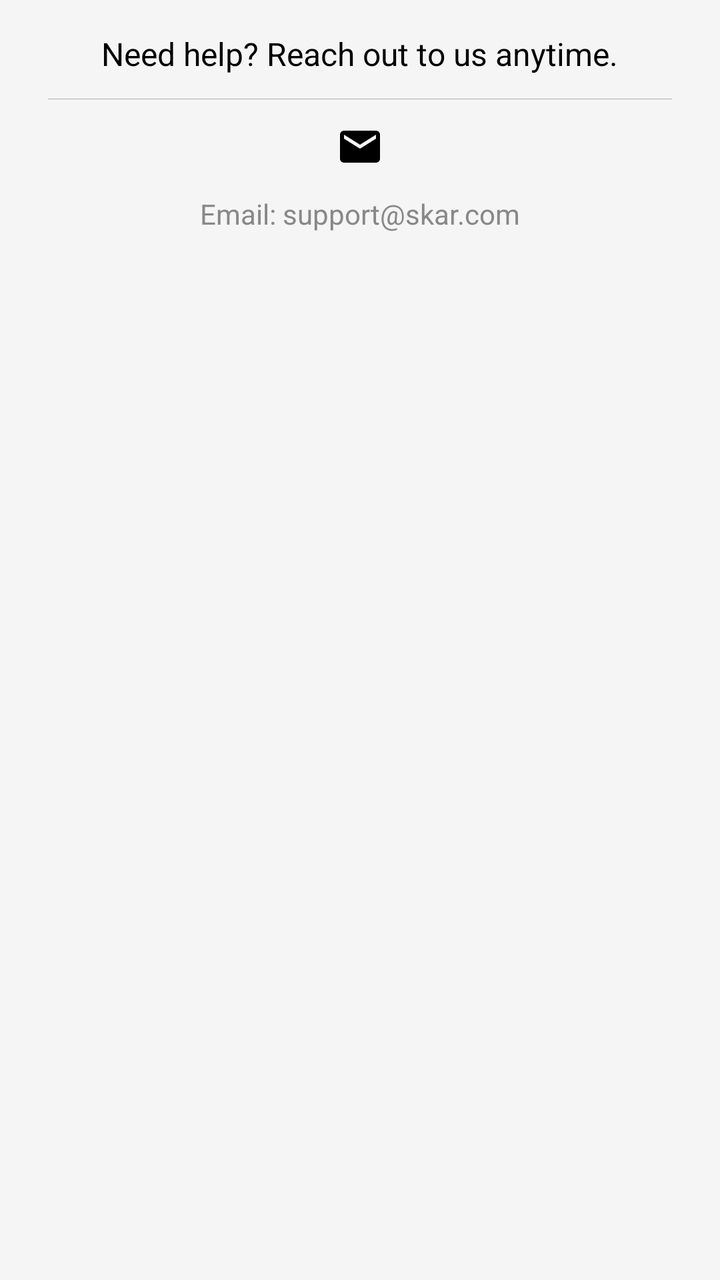
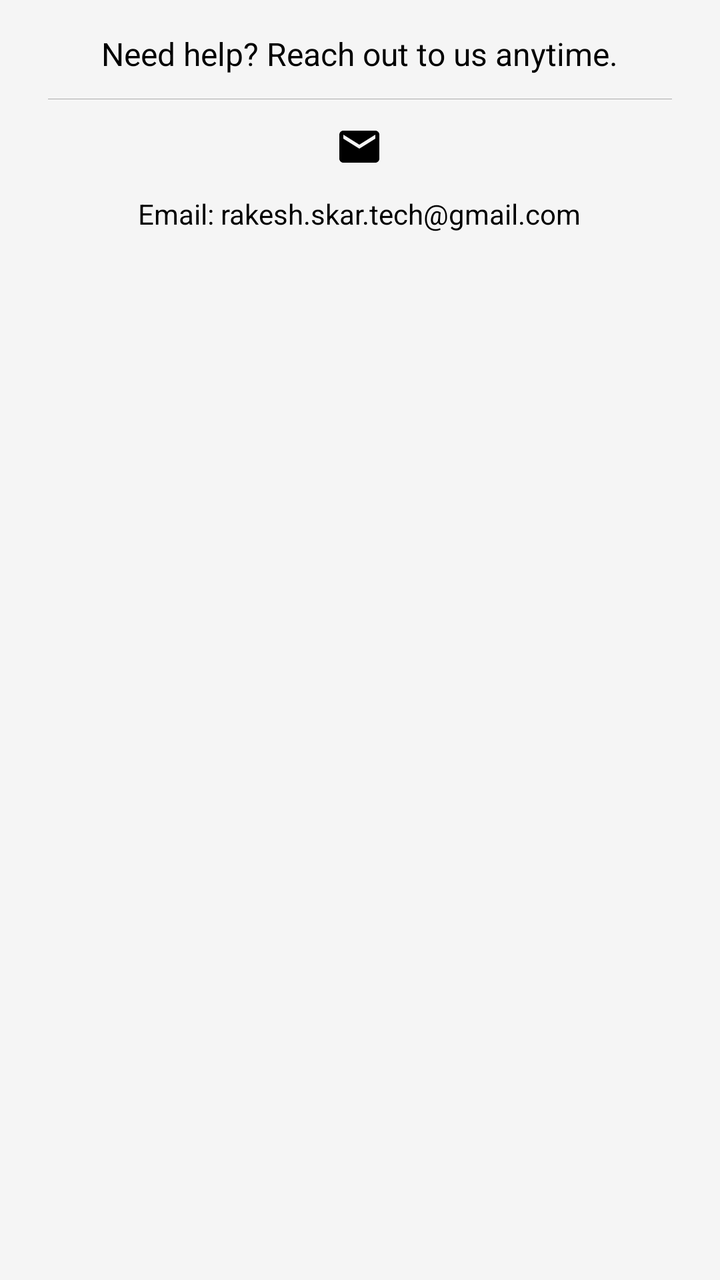

Screens rendered from an Android XML layout before and after an edit, with the pre-edit source and the edit as a unified diff.
<!-- AndroidManifest.xml: application theme Theme.FYSA -->
<!-- res/layout/fragment_support.xml -->
<?xml version="1.0" encoding="utf-8"?>
<androidx.constraintlayout.widget.ConstraintLayout
    xmlns:android="http://schemas.android.com/apk/res/android"
    xmlns:app="http://schemas.android.com/apk/res-auto"
    android:layout_width="match_parent"
    android:layout_height="match_parent"
    android:padding="16dp">

    
    <ScrollView
        android:layout_width="0dp"
        android:layout_height="0dp"
        app:layout_constraintTop_toTopOf="parent"
        app:layout_constraintBottom_toBottomOf="parent"
        app:layout_constraintStart_toStartOf="parent"
        app:layout_constraintEnd_toEndOf="parent">

        <LinearLayout
            android:layout_width="match_parent"
            android:layout_height="wrap_content"
            android:orientation="vertical"
            android:gravity="center_horizontal"
            android:divider="@android:color/darker_gray"
            android:showDividers="middle"
            android:dividerPadding="8dp">

            
            <TextView
                android:id="@+id/supportText"
                android:layout_width="wrap_content"
                android:layout_height="wrap_content"
                android:text="Need help? Reach out to us anytime."
                android:textSize="16sp"
                android:textColor="@color/textPrimary"
                android:paddingBottom="12dp" />

            
            <LinearLayout
                android:layout_width="wrap_content"
                android:layout_height="wrap_content"
                android:orientation="vertical"
                android:gravity="center_horizontal">

                <ImageButton
                    android:id="@+id/btnEmailSupport"
                    android:layout_width="wrap_content"
                    android:layout_height="wrap_content"
                    android:background="?attr/selectableItemBackgroundBorderless"
                    android:src="@drawable/ic_email"
                    android:contentDescription="@string/email_support"
                    android:padding="12dp"
                    app:tint="@color/textPrimary" />

                <TextView
                    android:id="@+id/supportEmail"
                    android:layout_width="wrap_content"
                    android:layout_height="wrap_content"
                    android:text="Email: support@skar.com"
                    android:textSize="14sp"
                    android:textColor="@color/footerText"
                    android:paddingBottom="24dp" />
            </LinearLayout>

        </LinearLayout>
    </ScrollView>

</androidx.constraintlayout.widget.ConstraintLayout>
<!-- resources referenced by this layout -->
<resources>
  <color name="footerText">#888888</color>
  <color name="textPrimary">#000000</color>
  <!-- drawable ic_email (drawable) -->
  <?xml version="1.0" encoding="utf-8"?>
  <vector xmlns:android="http://schemas.android.com/apk/res/android"
      android:width="24dp"
      android:height="24dp"
      android:viewportWidth="24"
      android:viewportHeight="24">
  
      <path
          android:pathData="M0 0h24v24H0z" />
      <path
          android:fillColor="#000000"
          android:pathData="M20 4H4c-1.1 0-1.99 0.9 -1.99 2L2 18c0 1.1 0.9 2 2 2h16c1.1 0 2-0.9 2-2V6c0-1.1-0.9-2-2-2zm0 4l-8 5-8-5V6l8 5 8-5v2z" />
  </vector>
  <string name="email_support">email_support</string>
  <style name="Theme.FYSA" parent="Theme.MaterialComponents.DayNight.NoActionBar">
          <item name="colorPrimary">@color/btnPrimary</item>
          <item name="colorPrimaryVariant">@color/btnPrimary</item>
          <item name="colorOnPrimary">@color/btnTextPrimary</item>
  
          <item name="colorSecondary">@color/btnSecondary</item>
          <item name="colorSecondaryVariant">@color/btnSecondary</item>
          <item name="colorOnSecondary">@color/btnTextSecondary</item>
  
          <item name="android:colorBackground">@color/bgColor</item>
          <item name="colorSurface">@color/bgColor</item>
          <item name="colorOnSurface">@color/textPrimary</item>
  
          <item name="android:statusBarColor" tools:targetApi="l">?attr/colorPrimary</item>
          <item name="android:windowLightStatusBar">true</item>
  
          <item name="materialButtonStyle">@style/Widget.MaterialComponents.Button</item>
          <item name="materialButtonOutlinedStyle">@style/Widget.MaterialComponents.Button.OutlinedButton</item>
      </style>
  <color name="btnPrimary">#3F51B5</color>
  <color name="btnTextPrimary">#FFFFFF</color>
  <color name="btnSecondary">#FF9800</color>
  <color name="btnTextSecondary">#FFFFFF</color>
  <color name="bgColor">#F5F5F5</color>
</resources>

<!-- the commit's change to res/layout/fragment_support.xml (unified diff, before → after) -->
@@ -29,7 +29,7 @@
                 android:id="@+id/supportText"
                 android:layout_width="wrap_content"
                 android:layout_height="wrap_content"
-                android:text="Need help? Reach out to us anytime."
+                android:text="@string/need_help_reach_out_to_us_anytime"
                 android:textSize="16sp"
                 android:textColor="@color/textPrimary"
                 android:paddingBottom="12dp" />
@@ -55,9 +55,9 @@
                     android:id="@+id/supportEmail"
                     android:layout_width="wrap_content"
                     android:layout_height="wrap_content"
-                    android:text="Email: support@skar.com"
+                    android:text="@string/email_rakesh_skar_tech_gmail_com"
                     android:textSize="14sp"
-                    android:textColor="@color/footerText"
+                    android:textColor="@color/textPrimary"
                     android:paddingBottom="24dp" />
             </LinearLayout>
 
<!-- resource entries referenced after the edit -->
@@ -1,6 +1,5 @@
 <!-- resources referenced by this layout -->
 <resources>
-  <color name="footerText">#888888</color>
   <color name="textPrimary">#000000</color>
   <!-- drawable ic_email (drawable) -->
   <?xml version="1.0" encoding="utf-8"?>
@@ -16,7 +15,9 @@
           android:fillColor="#000000"
           android:pathData="M20 4H4c-1.1 0-1.99 0.9 -1.99 2L2 18c0 1.1 0.9 2 2 2h16c1.1 0 2-0.9 2-2V6c0-1.1-0.9-2-2-2zm0 4l-8 5-8-5V6l8 5 8-5v2z" />
   </vector>
+  <string name="email_rakesh_skar_tech_gmail_com">Email: rakesh.skar.tech@gmail.com</string>
   <string name="email_support">email_support</string>
+  <string name="need_help_reach_out_to_us_anytime">Need help? Reach out to us anytime.</string>
   <style name="Theme.FYSA" parent="Theme.MaterialComponents.DayNight.NoActionBar">
           <item name="colorPrimary">@color/btnPrimary</item>
           <item name="colorPrimaryVariant">@color/btnPrimary</item>
